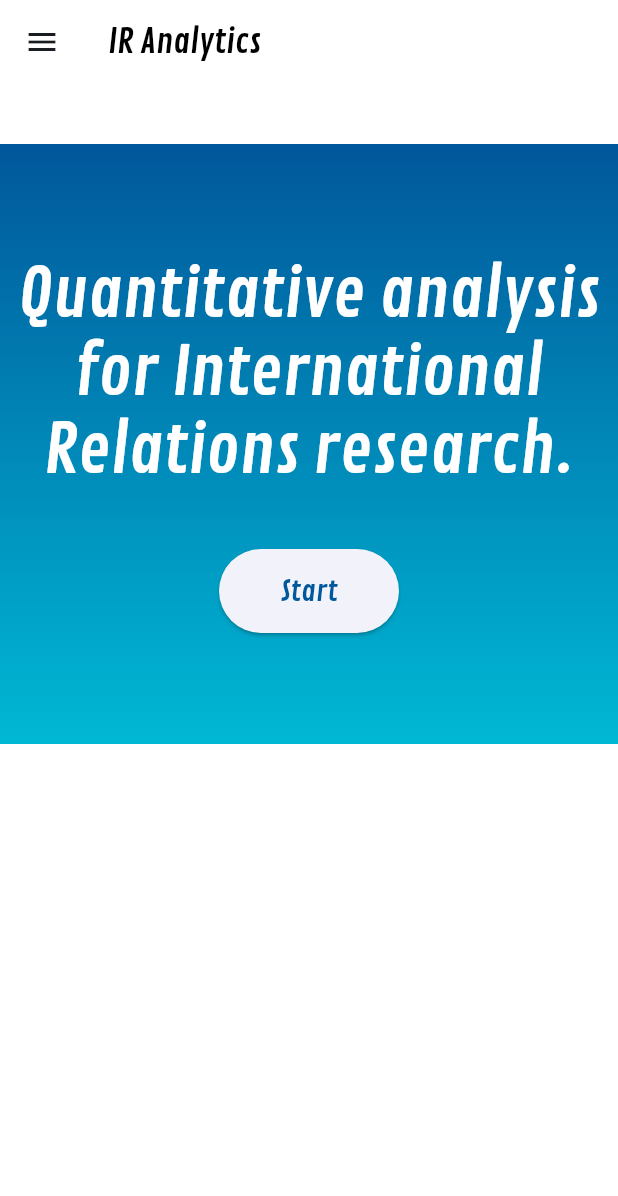
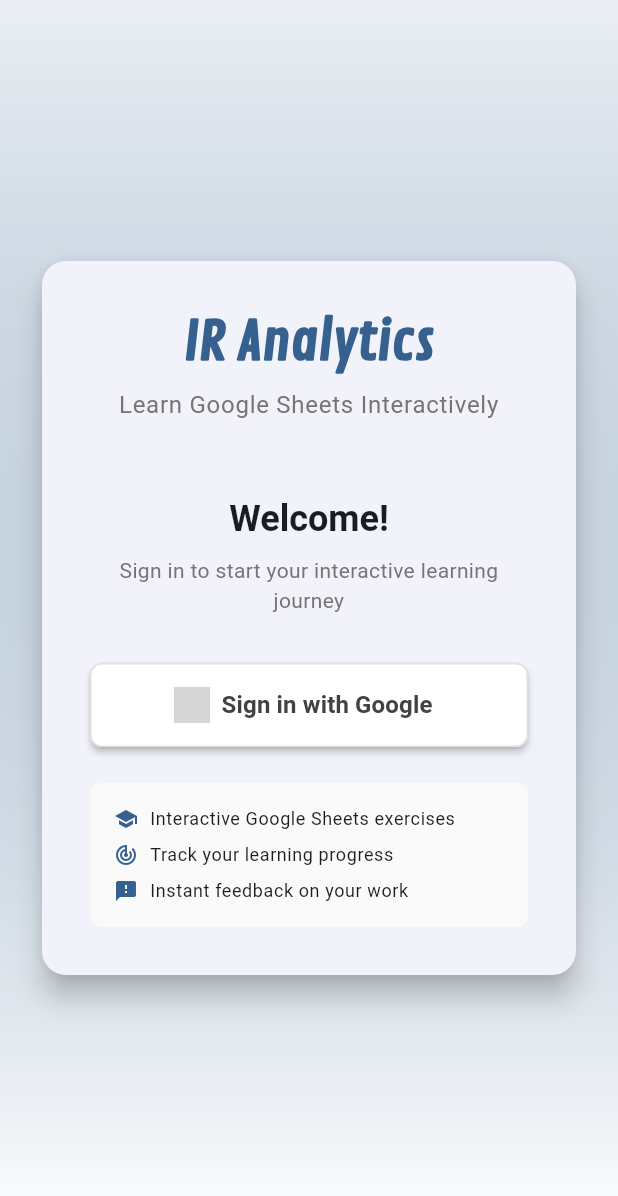
Before and after one commit to JPBC2/iranalytics, a Flutter app: the screen it shows after launch, on a phone screen of 412 x 824 dp. Shown: the top 1196 px of the screen. Run offline on Flutter 3.47's test engine with Material 3 defaults, Android fonts, the phone set to English and light mode, and no system bars; our stand-ins replace cloud_firestore, firebase_auth, firebase_core, flutter_riverpod, google_sign_in, hive_flutter and 4 more; accounts and stored records are empty; grey boxes are pictures that could not be loaded.

Commit message:
Implementing Firebase Authentication for OAuth2 Google Sign-in

```diff
--- /dev/null
+++ b/lib/app/pages/auth/login_page.dart
@@ -0,0 +1,159 @@
+import 'package:flutter/material.dart';
+import 'package:flutter_riverpod/flutter_riverpod.dart';
+import '../../widgets/auth/google_sign_in_button.dart';
+import '../../view_models/auth_view_model.dart';
+
+class LoginPage extends ConsumerWidget {
+  const LoginPage({super.key});
+
+  @override
+  Widget build(BuildContext context, WidgetRef ref) {
+    ref.listen<AsyncValue<void>>(
+      authViewModelProvider,
+          (previous, next) {
+        if (next.hasError) {
+          ScaffoldMessenger.of(context).showSnackBar(
+            SnackBar(
+              content: Text('Error: ${next.error}'),
+              backgroundColor: Colors.red,
+            ),
+          );
+        }
+      },
+    );
+
+    return Scaffold(
+      body: Container(
+        decoration: BoxDecoration(
+          gradient: LinearGradient(
+            begin: Alignment.topCenter,
+            end: Alignment.bottomCenter,
+            colors: [
+              Theme.of(context).primaryColor.withOpacity(0.1),
+              Colors.white,
+            ],
+          ),
+        ),
+        child: Center(
+          child: SingleChildScrollView(
+            padding: const EdgeInsets.all(24.0),
+            child: ConstrainedBox(
+              constraints: const BoxConstraints(maxWidth: 400),
+              child: Card(
+                elevation: 8,
+                shape: RoundedRectangleBorder(
+                  borderRadius: BorderRadius.circular(16),
+                ),
+                child: Padding(
+                  padding: const EdgeInsets.all(32.0),
+                  child: Column(
+                    mainAxisSize: MainAxisSize.min,
+                    children: [
+                      // App Logo/Title
+                      Text(
+                        'IR Analytics',
+                        style: Theme.of(context).textTheme.displaySmall?.copyWith(
+                          fontFamily: 'ContrailOne',
+                          fontWeight: FontWeight.bold,
+                          color: Theme.of(context).primaryColor,
+                        ),
+                      ),
+                      const SizedBox(height: 8),
+                      Text(
+                        'Learn Google Sheets Interactively',
+                        style: Theme.of(context).textTheme.bodyLarge?.copyWith(
+                          color: Colors.grey[600],
+                        ),
+                        textAlign: TextAlign.center,
+                      ),
+                      const SizedBox(height: 48),
+
+                      // Welcome Text
+                      Text(
+                        'Welcome!',
+                        style: Theme.of(context).textTheme.headlineSmall?.copyWith(
+                          fontWeight: FontWeight.w600,
+                        ),
+                      ),
+                      const SizedBox(height: 8),
+                      Text(
+                        'Sign in to start your interactive learning journey',
+                        style: Theme.of(context).textTheme.bodyMedium?.copyWith(
+                          color: Colors.grey[600],
+                        ),
+                        textAlign: TextAlign.center,
+                      ),
+                      const SizedBox(height: 32),
+
+                      // Google Sign-In Button
+                      const GoogleSignInButton(),
+
+                      const SizedBox(height: 24),
+
+                      // Features List
+                      Container(
+                        padding: const EdgeInsets.all(16),
+                        decoration: BoxDecoration(
+                          color: Colors.grey[50],
+                          borderRadius: BorderRadius.circular(8),
+                        ),
+                        child: Column(
+                          children: [
+                            _FeatureItem(
+                              icon: Icons.school,
+                              text: 'Interactive Google Sheets exercises',
+                            ),
+                            const SizedBox(height: 8),
+                            _FeatureItem(
+                              icon: Icons.track_changes,
+                              text: 'Track your learning progress',
+                            ),
+                            const SizedBox(height: 8),
+                            _FeatureItem(
+                              icon: Icons.feedback,
+                              text: 'Instant feedback on your work',
+                            ),
+                          ],
+                        ),
+                      ),
+                    ],
+                  ),
+                ),
+              ),
+            ),
+          ),
+        ),
+      ),
+    );
+  }
+}
+
+class _FeatureItem extends StatelessWidget {
+  final IconData icon;
+  final String text;
+
+  const _FeatureItem({
+    required this.icon,
+    required this.text,
+  });
+
+  @override
+  Widget build(BuildContext context) {
+    return Row(
+      children: [
+        Icon(
+          icon,
+          size: 16,
+          color: Theme.of(context).primaryColor,
+        ),
+        const SizedBox(width: 8),
+        Expanded(
+          child: Text(
+            text,
+            style: Theme.of(context).textTheme.bodySmall,
+          ),
+        ),
+      ],
+    );
+  }
+}
--- /dev/null
+++ b/lib/app/widgets/auth/google_sign_in_button.dart
@@ -0,0 +1,51 @@
+import 'package:flutter/material.dart';
+import 'package:flutter_riverpod/flutter_riverpod.dart';
+import '../../view_models/auth_view_model.dart';
+
+class GoogleSignInButton extends ConsumerWidget {
+  const GoogleSignInButton({super.key});
+
+  @override
+  Widget build(BuildContext context, WidgetRef ref) {
+    final authState = ref.watch(authViewModelProvider);
+
+    return SizedBox(
+      width: double.infinity,
+      height: 56,
+      child: ElevatedButton.icon(
+        onPressed: authState.isLoading
+            ? null
+            : () => ref.read(authViewModelProvider.notifier).signInWithGoogle(),
+        icon: authState.isLoading
+            ? const SizedBox(
+          width: 20,
+          height: 20,
+          child: CircularProgressIndicator(strokeWidth: 2),
+        )
+            : Image.asset(
+          'assets/images/google_logo.png', // You'll need to add this
+          height: 24,
+          width: 24,
+          errorBuilder: (context, error, stackTrace) =>
+          const Icon(Icons.login, size: 24),
+        ),
+        label: Text(
+          authState.isLoading ? 'Signing in...' : 'Sign in with Google',
+          style: const TextStyle(
+            fontSize: 16,
+            fontWeight: FontWeight.w600,
+          ),
+        ),
+        style: ElevatedButton.styleFrom(
+          backgroundColor: Colors.white,
+          foregroundColor: Colors.grey[800],
+          elevation: 2,
+          shape: RoundedRectangleBorder(
+            borderRadius: BorderRadius.circular(8),
+            side: BorderSide(color: Colors.grey[300]!),
+          ),
+        ),
+      ),
+    );
+  }
+}
--- a/lib/main.dart
+++ b/lib/main.dart
@@ -4,16 +4,22 @@
 import 'app/routes/router_delegate.router.dart';
 import 'package:flutter_riverpod/flutter_riverpod.dart';
 import 'package:hive_flutter/hive_flutter.dart';
-// import 'package:firebase_core/firebase_core.dart';
-// import 'firebase_options.dart';
+import 'package:firebase_core/firebase_core.dart';
+import 'firebase_options.dart';
+// Import the splash page
+import 'app/pages/auth/splash_page.dart';
 
 void main() async {
   WidgetsFlutterBinding.ensureInitialized();
-  /* await Firebase.initializeApp(
+
+  // Initialize Firebase
+  await Firebase.initializeApp(
     options: DefaultFirebaseOptions.currentPlatform,
-   );*/
+  );
+
   await Hive.initFlutter();
-  runApp(ProviderScope(child: MyApp()));
+
+  runApp(const ProviderScope(child: MyApp()));
 }
 
 final routerDelegate = AppRouterDelegate();
@@ -21,7 +27,8 @@
 class MyApp extends StatelessWidget {
   final _routeParser = AppRouteInformationParser();
 
-  MyApp({super.key});
+  const MyApp({super.key});
+
   @override
   Widget build(BuildContext context) {
     return Consumer(builder: (context, ref, child) {
@@ -29,10 +36,9 @@
       return AnimatedBuilder(
           animation: themeModeVM,
           builder: (context, child) {
-            return MaterialApp.router(
+            return MaterialApp(
               title: 'IR Analytics',
               debugShowCheckedModeBanner: false,
-
               theme: ThemeData(
                 colorScheme: ColorScheme.fromSeed(
                   seedColor: Colors.blue,
@@ -42,15 +48,17 @@
                 scaffoldBackgroundColor: Colors.white,
                 useMaterial3: true,
               ),
-
-
-
               darkTheme: ThemeData.dark().copyWith(
                 primaryColor: Colors.blue,
               ),
               themeMode: themeModeVM.themeMode,
-              routerDelegate: routerDelegate,
-              routeInformationParser: _routeParser,
+
+              // Use SplashPage as home instead of router for now
+              home: const SplashPage(),
+
+              // Comment out router temporarily
+              // routerDelegate: routerDelegate,
+              // routeInformationParser: _routeParser,
             );
           });
     });
```
Also changed, not shown: lib/app/models/user_model.dart (added, +72 -0 lines), lib/app/pages/auth/splash_page.dart (added, +83 -0 lines), lib/app/providers/auth_providers.dart (added, +24 -0 lines), lib/app/services/auth_service.dart (added, +199 -0 lines), lib/app/view_models/auth_view_model.dart (added, +55 -0 lines), pubspec.yaml (+7 -1 lines), firebase.json (added), lib/firebase_options.dart (added), pubspec.lock, 7 other files.
